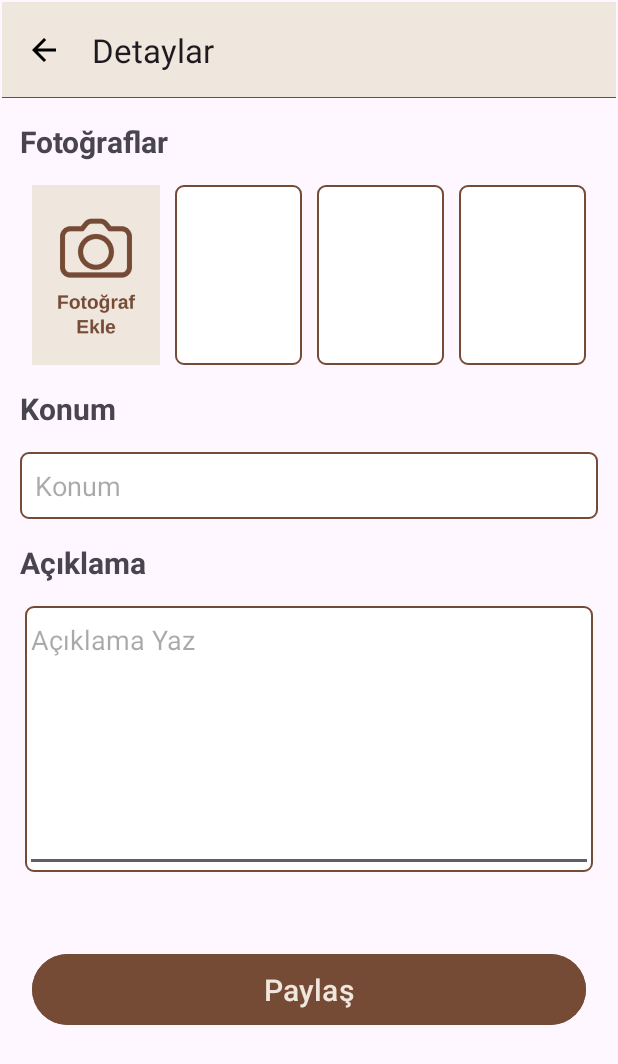
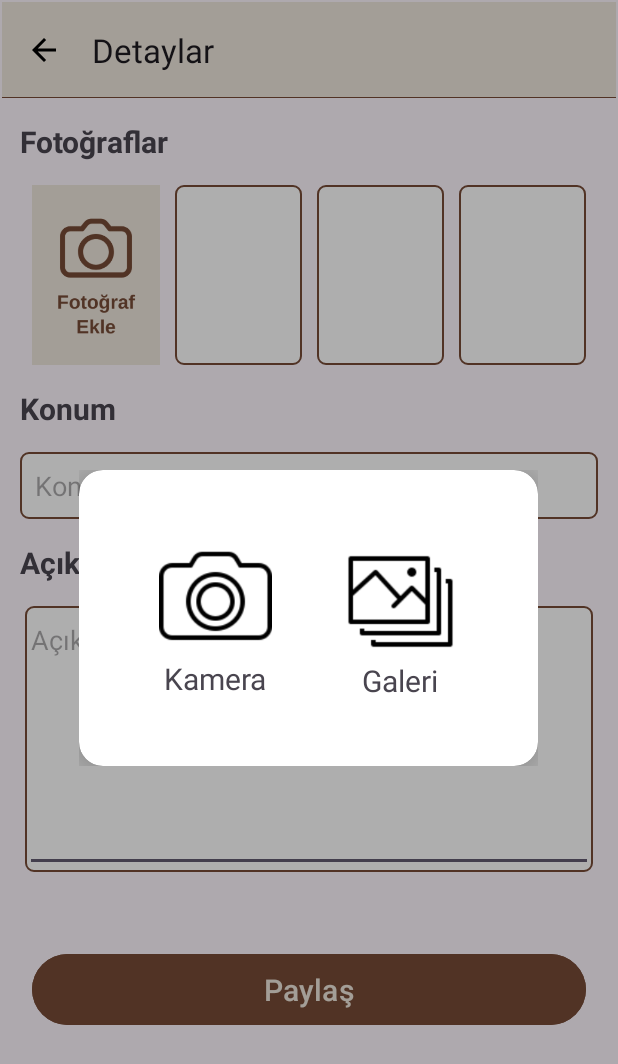
Before and after one commit to mustafaozger/KonumLA, an Android app: the screen it shows after launch (MainActivity), after a tap on an icon or button, on a phone screen of 412 x 824 dp. Shown: the top 1064 px of the screen. Run offline under Robolectric (Android 15) with nearby library versions, the light colour scheme and no system bars; our stand-ins replace data binding; libraries missing offline, so code that uses them is left out: com.github.dhaval2404.imagepicker.

Commit message:
add image picker into addDetailPage

```diff
--- a/app/build.gradle.kts
+++ b/app/build.gradle.kts
@@ -74,6 +74,11 @@ dependencies {
     implementation ("com.google.dagger:hilt-android:2.48.1")
     kapt("com.google.dagger:hilt-compiler:2.48.1")
 
+    // image picker
+
+    implementation ("com.github.dhaval2404:imagepicker:2.1")
+
+
 
 }
 
--- a/app/src/main/AndroidManifest.xml
+++ b/app/src/main/AndroidManifest.xml
@@ -8,6 +8,7 @@
     <application
         android:allowBackup="true"
         android:dataExtractionRules="@xml/data_extraction_rules"
+        android:requestLegacyExternalStorage="true"
         android:fullBackupContent="@xml/backup_rules"
         android:icon="@mipmap/ic_launcher"
         android:label="@string/app_name"
--- a/app/src/main/java/com/example/mevltbul/Pages/AddDetailPage.kt
+++ b/app/src/main/java/com/example/mevltbul/Pages/AddDetailPage.kt
@@ -1,21 +1,30 @@
 package com.example.mevltbul.Pages
 
+import android.app.Activity
+import android.app.Dialog
+import android.content.Intent
+import android.graphics.Color
+import android.graphics.drawable.ColorDrawable
 import android.os.Bundle
 import androidx.fragment.app.Fragment
 import android.view.LayoutInflater
 import android.view.View
 import android.view.ViewGroup
+import android.view.Window
+import android.widget.Button
+import android.widget.ImageView
+import android.widget.TextView
 import android.widget.Toast
 import androidx.activity.result.contract.ActivityResultContracts
 import com.example.mevltbul.Classes.Marker
 import com.example.mevltbul.R
 import com.example.mevltbul.Repository.DetailPageDaoRepository
 import com.example.mevltbul.databinding.FragmentAddDetailPageBinding
+import com.github.dhaval2404.imagepicker.ImagePicker
 
 class AddDetailPage : Fragment() {
     lateinit var binding:FragmentAddDetailPageBinding
-    var urip=null
-
+    var imagePicker:ImageView?=null
     override fun onCreateView(
         inflater: LayoutInflater, container: ViewGroup?,
         savedInstanceState: Bundle?
@@ -23,7 +32,7 @@ class AddDetailPage : Fragment() {
         binding=FragmentAddDetailPageBinding.inflate(layoutInflater)
 
         binding.addImage1.setOnClickListener {
-
+            showAllert()
         }
 
 
@@ -49,4 +58,40 @@ class AddDetailPage : Fragment() {
         return binding.root
     }
 
+    private fun takePhoto(){
+
+    }
+
+
+    private fun showAllert(){
+
+        val dialog=Dialog(requireContext())
+        dialog.requestWindowFeature(Window.FEATURE_NO_TITLE)
+        dialog.setCancelable(false)
+        dialog.setContentView(R.layout.dialog_box_choose_camera_or_media)
+        dialog.window?.setBackgroundDrawable(ColorDrawable(Color.TRANSPARENT))
+
+
+        val btnCamera: ImageView =dialog.findViewById(R.id.img_allert_camera)
+        val btnGallery: ImageView =dialog.findViewById(R.id.img_allert_gallery)
+
+        btnCamera.setOnClickListener {
+            ImagePicker.with(this).cameraOnly().start()
+        }
+        btnGallery.setOnClickListener {
+            ImagePicker.with(this).galleryOnly()
+        }
+
+        dialog.show()
+    }
+
+    override fun onActivityResult(requestCode: Int, resultCode: Int, data: Intent?) {
+        super.onActivityResult(requestCode, resultCode, data)
+        if(resultCode==Activity.RESULT_OK && requestCode ==ImagePicker.REQUEST_CODE){
+
+            binding.addImage2.setImageURI(data?.data)
+        }
+
+    }
+
 }
--- /dev/null
+++ b/app/src/main/res/layout/dialog_box_choose_camera_or_media.xml
@@ -0,0 +1,64 @@
+<?xml version="1.0" encoding="utf-8"?>
+<androidx.cardview.widget.CardView xmlns:android="http://schemas.android.com/apk/res/android"
+    xmlns:app="http://schemas.android.com/apk/res-auto"
+    xmlns:tools="http://schemas.android.com/tools"
+    android:layout_width="wrap_content"
+    android:layout_height="wrap_content"
+    app:cardElevation="10dp"
+    app:cardCornerRadius="16dp"
+    >
+
+
+    <androidx.constraintlayout.widget.ConstraintLayout
+        android:layout_width="match_parent"
+        android:layout_height="match_parent">
+
+        <ImageView
+            android:id="@+id/img_allert_camera"
+            android:layout_width="78dp"
+            android:layout_height="75dp"
+            android:layout_marginStart="52dp"
+            android:layout_marginTop="50dp"
+            app:layout_constraintStart_toStartOf="parent"
+            app:layout_constraintTop_toTopOf="parent"
+            app:srcCompat="@drawable/camera_icon" />
+
+        <ImageView
+            android:id="@+id/img_allert_gallery"
+            android:layout_width="78dp"
+            android:layout_height="75dp"
+            android:layout_marginStart="45dp"
+            android:layout_marginTop="50dp"
+            app:layout_constraintStart_toEndOf="@+id/img_allert_camera"
+            app:layout_constraintTop_toTopOf="parent"
+            app:srcCompat="@drawable/gallery_icon" />
+
+        <TextView
+            android:id="@+id/textView3"
+            android:layout_width="77dp"
+            android:layout_height="22dp"
+            android:layout_marginStart="52dp"
+            android:layout_marginBottom="50dp"
+            android:text="Kamera"
+            android:textAlignment="center"
+            android:textSize="20sp"
+            app:layout_constraintBottom_toBottomOf="parent"
+            app:layout_constraintStart_toStartOf="parent"
+            app:layout_constraintTop_toBottomOf="@+id/img_allert_camera" />
+
+        <TextView
+            android:id="@+id/textView4"
+            android:layout_width="79dp"
+            android:layout_height="22dp"
+            android:layout_marginStart="45dp"
+            android:layout_marginTop="1dp"
+            android:layout_marginEnd="52dp"
+            android:text="Galeri"
+            android:textAlignment="center"
+            android:textSize="20sp"
+            app:layout_constraintEnd_toEndOf="parent"
+            app:layout_constraintStart_toEndOf="@+id/textView3"
+            app:layout_constraintTop_toBottomOf="@+id/img_allert_gallery" />
+
+    </androidx.constraintlayout.widget.ConstraintLayout>
+</androidx.cardview.widget.CardView>
--- a/build.gradle.kts
+++ b/build.gradle.kts
@@ -4,6 +4,8 @@ buildscript {
         classpath ("com.google.dagger:hilt-android-gradle-plugin:2.48.1")
     }
 }
+
+
 // Top-level build file where you can add configuration options common to all sub-projects/modules.
 plugins {
     id("com.android.application") version "8.2.0" apply false
--- a/settings.gradle.kts
+++ b/settings.gradle.kts
@@ -10,6 +10,7 @@ dependencyResolutionManagement {
     repositories {
         google()
         mavenCentral()
+        maven("https://jitpack.io")
     }
 }
 
```
Also changed, not shown: app/src/main/res/drawable/camera_icon.png (added), app/src/main/res/drawable/gallery_icon.png (added).
